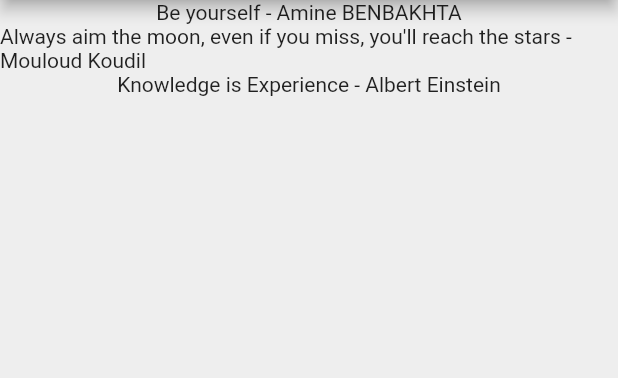
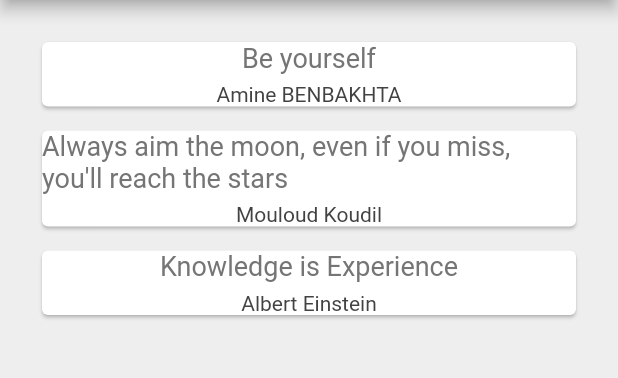
Before and after one commit to aminebma/Quotes-App, a Flutter app: the screen it shows after launch, on a phone screen of 412 x 824 dp, the part 84-462 px from its top. Run offline on Flutter 3.47's test engine with Material 2 defaults, Android fonts, the phone set to English and light mode, and no system bars.

Commit message:
Organising the output into quote cards

```diff
--- a/lib/main.dart
+++ b/lib/main.dart
@@ -13,10 +13,31 @@ class QuoteList extends StatefulWidget {
 
 class _QuoteListState extends State<QuoteList> {
   List<Quote> quotes = [
-    Quote(text:'Be yourself', author:'Amine BENBAKHTA'),
-    Quote(author:'Mouloud Koudil',text:'Always aim the moon, even if you miss, you\'ll reach the stars'),
-    Quote(author: 'Albert Einstein',text:'Knowledge is Experience')
+    Quote(text: 'Be yourself', author: 'Amine BENBAKHTA'),
+    Quote(
+        author: 'Mouloud Koudil',
+        text: 'Always aim the moon, even if you miss, you\'ll reach the stars'),
+    Quote(author: 'Albert Einstein', text: 'Knowledge is Experience')
   ];
+
+  Widget quoteTemplate(quote) {
+    return Card(
+      margin: EdgeInsets.fromLTRB(16.0, 16.0, 16.0, 0.0),
+      child: Column(
+        children: <Widget>[
+          Text(
+            quote.text,
+            style: TextStyle(fontSize: 18.0, color: Colors.grey[600]),
+          ),
+          SizedBox(height: 6.0),
+          Text(
+            quote.author,
+            style: TextStyle(fontSize: 14.0, color: Colors.grey[800]),
+          )
+        ],
+      ),
+    );
+  }
 
   @override
   Widget build(BuildContext context) {
@@ -27,8 +48,11 @@ class _QuoteListState extends State<QuoteList> {
           centerTitle: true,
           backgroundColor: Colors.redAccent,
         ),
-      body: Column(
-          children: quotes.map((quote) => Text('${quote.text} - ${quote.author}')).toList()),
-    );
+        body: Padding(
+          padding: const EdgeInsets.all(12.0),
+          child: Column(
+              crossAxisAlignment: CrossAxisAlignment.stretch,
+              children: quotes.map((quote) => quoteTemplate(quote)).toList()),
+        ));
   }
 }
```
Lines whose indentation alone changed are shown as unchanged.
